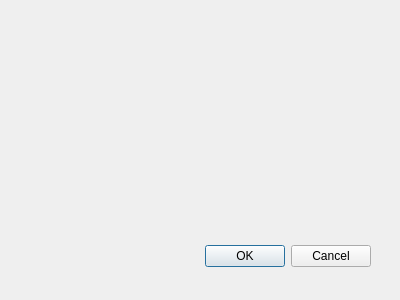
Old version of the form dialogarrset.ui in the repository jingjunlai/QtProj.
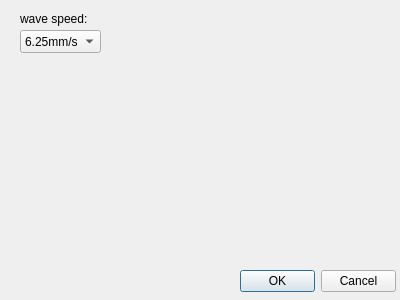
New version of the form.

Diff of the .ui file:
```diff
--- a/dialogarrset.ui
+++ b/dialogarrset.ui
@@ -18,10 +18,10 @@
   <widget name="buttonBox" class="QDialogButtonBox">
    <property name="geometry">
     <rect>
-     <x>30</x>
-     <y>240</y>
-     <width>341</width>
-     <height>32</height>
+     <x>240</x>
+     <y>270</y>
+     <width>156</width>
+     <height>23</height>
     </rect>
    </property>
    <property name="orientation">
@@ -31,6 +31,59 @@
     <set>QDialogButtonBox::Cancel|QDialogButtonBox::Ok</set>
    </property>
   </widget>
+  <widget class="QComboBox" name="comboBoxWaveSpeed">
+   <property name="geometry">
+    <rect>
+     <x>20</x>
+     <y>30</y>
+     <width>81</width>
+     <height>23</height>
+    </rect>
+   </property>
+   <item>
+    <property name="text">
+     <string>6.25mm/s</string>
+    </property>
+   </item>
+   <item>
+    <property name="text">
+     <string>12.5mm/s</string>
+    </property>
+   </item>
+   <item>
+    <property name="text">
+     <string>25mm/s</string>
+    </property>
+   </item>
+   <item>
+    <property name="text">
+     <string>50mm/s</string>
+    </property>
+   </item>
+   <item>
+    <property name="text">
+     <string>100mm/s</string>
+    </property>
+   </item>
+   <item>
+    <property name="text">
+     <string>full speed</string>
+    </property>
+   </item>
+  </widget>
+  <widget class="QLabel" name="label_3">
+   <property name="geometry">
+    <rect>
+     <x>20</x>
+     <y>10</y>
+     <width>72</width>
+     <height>17</height>
+    </rect>
+   </property>
+   <property name="text">
+    <string>wave speed:</string>
+   </property>
+  </widget>
  </widget>
  <pixmapfunction/>
  <resources/>
```
Left out of the diff: 9 changed lines with no effect on the pictures.
